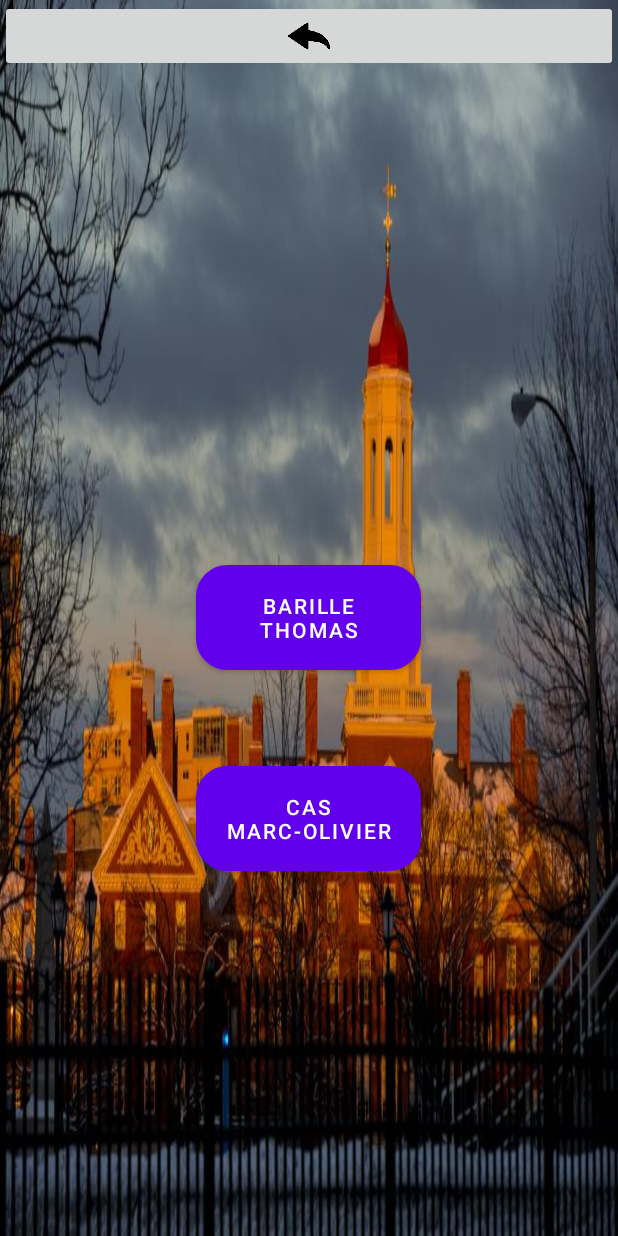
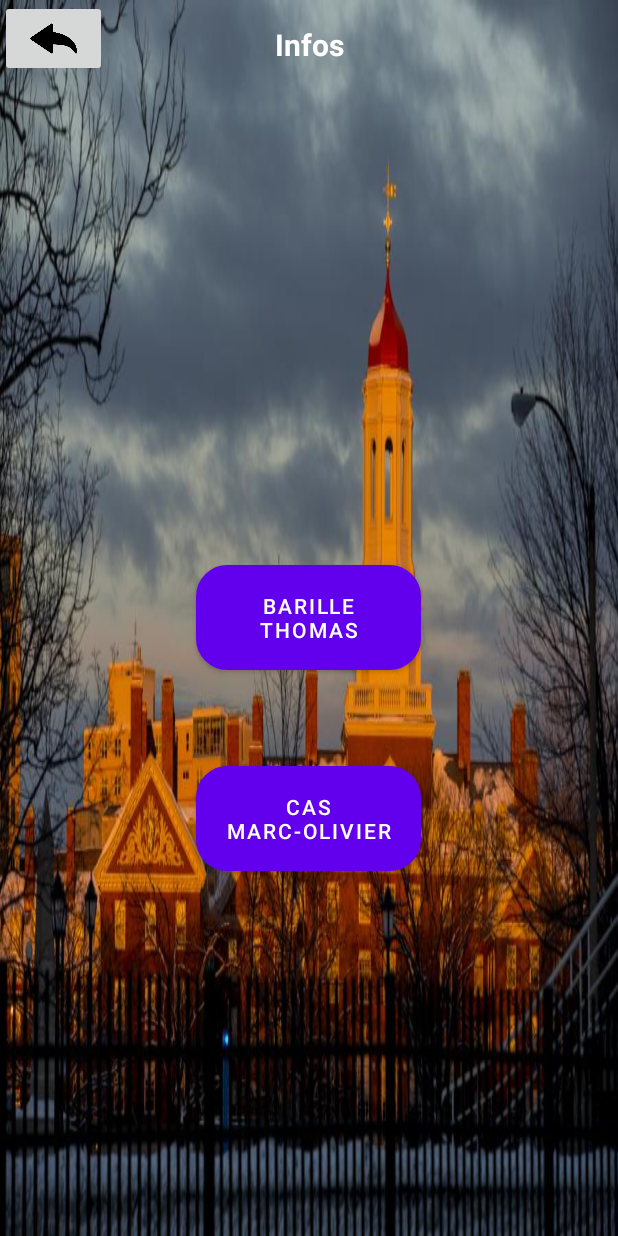
Before and after one commit to thomasBarille-ab/DevMobileBarilleCas, an Android app: the InfoActivity screen opened directly, with no data from a screen before it, on a phone screen of 412 x 824 dp. Run offline under Robolectric (Android 15) with nearby library versions, the light colour scheme and no system bars.

Commit message:
finish button header all views

```diff
--- a/app/src/main/java/com/example/devmobilebarillecas/InfoActivity.kt
+++ b/app/src/main/java/com/example/devmobilebarillecas/InfoActivity.kt
@@ -6,11 +6,14 @@ import android.widget.Button
 import android.widget.ImageButton
 import androidx.appcompat.app.AppCompatActivity
 
-class InfoActivity : AppCompatActivity() {
+class InfoActivity : BaseActivity() {
 
     override fun onCreate(savedInstanceState: Bundle?) {
         super.onCreate(savedInstanceState)
         setContentView(R.layout.activity_info)
+
+        setHeaderTitle("Infos")
+
 
         val backButton = findViewById<ImageButton>(R.id.back_button)
         backButton.setOnClickListener {
--- a/app/src/main/java/com/example/devmobilebarillecas/StudentActivity.kt
+++ b/app/src/main/java/com/example/devmobilebarillecas/StudentActivity.kt
@@ -6,7 +6,7 @@ import android.widget.ImageView
 import android.widget.TextView
 import androidx.appcompat.app.AppCompatActivity
 
-class StudentActivity : AppCompatActivity() {
+class StudentActivity : BaseActivity() {
 
     override fun onCreate(savedInstanceState: Bundle?) {
         super.onCreate(savedInstanceState)
@@ -17,6 +17,9 @@ class StudentActivity : AppCompatActivity() {
             finish()
         }
 
+
+
+
         val studentInfos = intent.getStringExtra("student_infos")
         val studentName = intent.getStringExtra("student_name")
         val studentEmail = intent.getStringExtra("student_email")
@@ -24,6 +27,7 @@ class StudentActivity : AppCompatActivity() {
         val studentAvatar = findViewById<ImageView>(R.id.avatar_student)
         val studentBackground = findViewById<ImageView>(R.id.student_background)
 
+        setHeaderTitle(studentName)
 
         when (intent.getStringExtra("student_name")) {
             "BARILLE Thomas" -> {
--- a/app/src/main/res/layout/activity_category.xml
+++ b/app/src/main/res/layout/activity_category.xml
@@ -7,9 +7,7 @@
     tools:context=".MainActivity">
 
     <include
-        layout="@layout/header_layout"
-        android:layout_width="match_parent"
-        android:layout_height="wrap_content" />
+        layout="@layout/header_layout" />
 
     <androidx.recyclerview.widget.RecyclerView
         android:id="@+id/categoriesRecyclerView"
--- a/app/src/main/res/layout/activity_info.xml
+++ b/app/src/main/res/layout/activity_info.xml
@@ -1,5 +1,6 @@
 <?xml version="1.0" encoding="utf-8"?>
 <RelativeLayout xmlns:android="http://schemas.android.com/apk/res/android"
+    xmlns:tools="http://schemas.android.com/tools"
     android:layout_width="match_parent"
     android:layout_height="match_parent"
     android:orientation="vertical">
@@ -13,7 +14,7 @@
         android:adjustViewBounds="true" />
 
     <include
-        layout="@layout/header_layout"/>
+        layout="@layout/header_layout" />
 
     <Button
         android:id="@+id/buttonBarilleThomas"
--- a/app/src/main/res/layout/activity_main.xml
+++ b/app/src/main/res/layout/activity_main.xml
@@ -2,6 +2,9 @@
     xmlns:tools="http://schemas.android.com/tools"
     android:layout_width="match_parent"
     android:layout_height="match_parent">
+
+
+
 
     <ImageView
         android:id="@+id/background_image"
@@ -18,6 +21,9 @@
         android:src="@drawable/splash_logo"
         android:scaleType="fitXY"
         android:adjustViewBounds="true" />
+
+
+
 
     <Button
         android:id="@+id/buttonInfo"
--- a/app/src/main/res/layout/activity_products.xml
+++ b/app/src/main/res/layout/activity_products.xml
@@ -7,9 +7,7 @@
     tools:context=".MainActivity">
 
     <include
-        layout="@layout/header_layout"
-        android:layout_width="match_parent"
-        android:layout_height="wrap_content" />
+        layout="@layout/header_layout" />
 
     <androidx.recyclerview.widget.RecyclerView
         android:id="@+id/productsRecyclerView"
--- a/app/src/main/res/layout/header_layout.xml
+++ b/app/src/main/res/layout/header_layout.xml
@@ -7,14 +7,16 @@
 
     <ImageButton
         android:id="@+id/back_button"
-        android:layout_width="wrap_content"
-        android:layout_height="match_parent"
+        android:layout_width="71dp"
+        android:layout_height="51dp"
+        android:scaleType="centerInside"
         android:src="@drawable/back_arrow"
-        android:scaleType="centerInside"
         android:textColor="@android:color/holo_red_dark"
+        app:layout_constraintBottom_toBottomOf="parent"
         app:layout_constraintStart_toStartOf="parent"
         app:layout_constraintTop_toTopOf="parent"
-        app:layout_constraintBottom_toBottomOf="parent"/>
+        app:layout_constraintVertical_bias="0.0"
+        android:contentDescription="Back icon"/>
 
     <TextView
         android:id="@+id/textViewTitle"
@@ -26,16 +28,7 @@
         android:textSize="20sp"
         android:textStyle="bold"
         tools:ignore="MissingConstraints"
-        tools:layout_editor_absoluteX="139dp"
+        tools:layout_editor_absoluteX="-26dp"
         tools:layout_editor_absoluteY="0dp" />
 
-    <ImageView
-        android:id="@+id/imageViewBack"
-        android:visibility="gone"
-        android:layout_width="60dp"
-        android:layout_height="60dp"
-        android:background="@android:color/transparent"
-        android:src="@drawable/back_arrow"
-        android:contentDescription="Back icon" />
-
 </androidx.constraintlayout.widget.ConstraintLayout>
```
Also changed, not shown: app/src/main/java/com/example/devmobilebarillecas/BaseActivity.kt (+0 -7 lines), app/src/main/java/com/example/devmobilebarillecas/CategoryActivity.kt (+6 -5 lines), app/src/main/java/com/example/devmobilebarillecas/ProductView.kt (+6 -8 lines), app/src/main/java/com/example/devmobilebarillecas/ProductsActivity.kt (+6 -1 lines), app/src/main/res/layout/activity_product_view.xml (+3 -4 lines).
